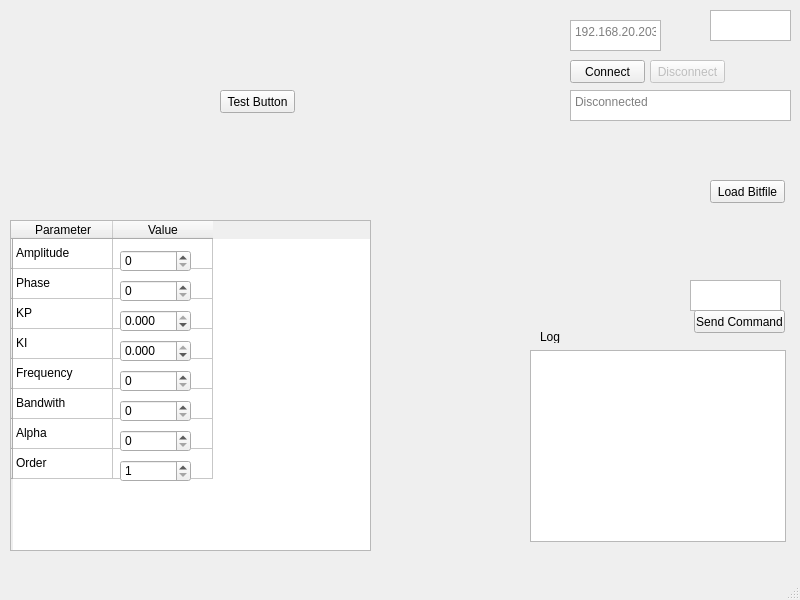
vhock/Phase-locked-Loop, file mainwindow.ui: the form before one commit.
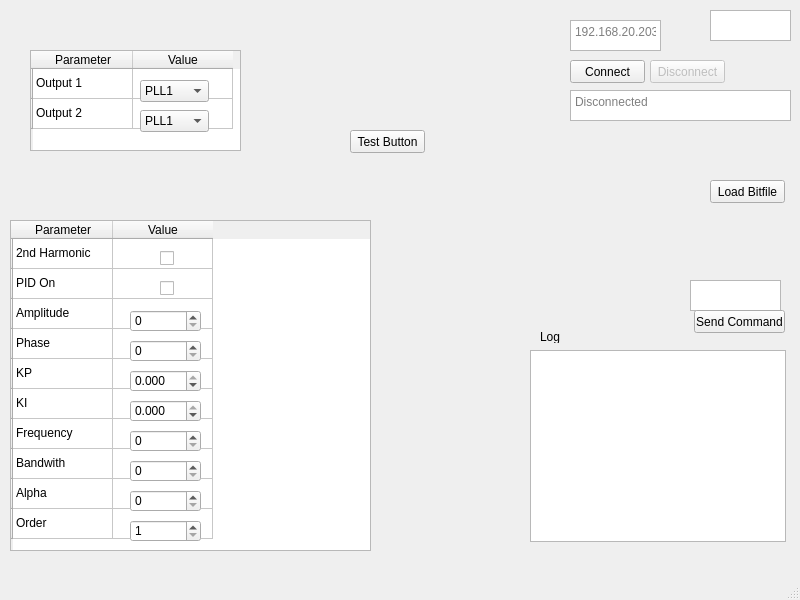
The form after the commit.

Commit message: add output selectors

Diff of the .ui file:
```diff
--- a/mainwindow.ui
+++ b/mainwindow.ui
@@ -124,8 +124,8 @@
    <widget class="QSpinBox" name="pll1_freq_box">
     <property name="geometry">
      <rect>
-      <x>120</x>
-      <y>370</y>
+      <x>130</x>
+      <y>430</y>
       <width>71</width>
       <height>22</height>
      </rect>
@@ -202,6 +202,16 @@
       <string/>
      </property>
     </row>
+    <row>
+     <property name="text">
+      <string/>
+     </property>
+    </row>
+    <row>
+     <property name="text">
+      <string/>
+     </property>
+    </row>
     <column>
      <property name="text">
       <string>Parameter</string>
@@ -213,41 +223,51 @@
      </property>
     </column>
     <item row="0" column="0">
+     <property name="text">
+      <string>2nd Harmonic</string>
+     </property>
+    </item>
+    <item row="1" column="0">
+     <property name="text">
+      <string>PID On</string>
+     </property>
+    </item>
+    <item row="2" column="0">
      <property name="text">
       <string>Amplitude</string>
      </property>
     </item>
-    <item row="1" column="0">
+    <item row="3" column="0">
      <property name="text">
       <string>Phase</string>
      </property>
     </item>
-    <item row="2" column="0">
+    <item row="4" column="0">
      <property name="text">
       <string>KP</string>
      </property>
     </item>
-    <item row="3" column="0">
+    <item row="5" column="0">
      <property name="text">
       <string>KI</string>
      </property>
     </item>
-    <item row="4" column="0">
+    <item row="6" column="0">
      <property name="text">
       <string>Frequency</string>
      </property>
     </item>
-    <item row="5" column="0">
+    <item row="7" column="0">
      <property name="text">
       <string>Bandwith</string>
      </property>
     </item>
-    <item row="6" column="0">
+    <item row="8" column="0">
      <property name="text">
       <string>Alpha</string>
      </property>
     </item>
-    <item row="7" column="0">
+    <item row="9" column="0">
      <property name="text">
       <string>Order</string>
      </property>
@@ -256,8 +276,8 @@
    <widget class="QDoubleSpinBox" name="pll1_kp_box">
     <property name="geometry">
      <rect>
-      <x>120</x>
-      <y>310</y>
+      <x>130</x>
+      <y>370</y>
       <width>71</width>
       <height>22</height>
      </rect>
@@ -278,8 +298,8 @@
    <widget class="QDoubleSpinBox" name="pll1_ki_box">
     <property name="geometry">
      <rect>
-      <x>120</x>
-      <y>340</y>
+      <x>130</x>
+      <y>400</y>
       <width>71</width>
       <height>22</height>
      </rect>
@@ -300,8 +320,8 @@
    <widget class="QSpinBox" name="pll1_phase_box">
     <property name="geometry">
      <rect>
-      <x>120</x>
-      <y>280</y>
+      <x>130</x>
+      <y>340</y>
       <width>71</width>
       <height>22</height>
      </rect>
@@ -316,8 +336,8 @@
    <widget class="QSpinBox" name="pll1_amplitude_box">
     <property name="geometry">
      <rect>
-      <x>120</x>
-      <y>250</y>
+      <x>130</x>
+      <y>310</y>
       <width>71</width>
       <height>22</height>
      </rect>
@@ -332,8 +352,8 @@
    <widget class="QSpinBox" name="pll1_bandwith_box">
     <property name="geometry">
      <rect>
-      <x>120</x>
-      <y>400</y>
+      <x>130</x>
+      <y>460</y>
       <width>71</width>
       <height>22</height>
      </rect>
@@ -348,8 +368,8 @@
    <widget class="QSpinBox" name="pll1_alpha_box">
     <property name="geometry">
      <rect>
-      <x>120</x>
-      <y>430</y>
+      <x>130</x>
+      <y>490</y>
       <width>71</width>
       <height>22</height>
      </rect>
@@ -364,8 +384,8 @@
    <widget class="QSpinBox" name="pll1_order_box">
     <property name="geometry">
      <rect>
-      <x>120</x>
-      <y>460</y>
+      <x>130</x>
+      <y>520</y>
       <width>71</width>
       <height>22</height>
      </rect>
@@ -396,8 +416,8 @@
    <widget class="QPushButton" name="pushButton">
     <property name="geometry">
      <rect>
-      <x>220</x>
-      <y>90</y>
+      <x>350</x>
+      <y>130</y>
       <width>75</width>
       <height>23</height>
      </rect>
@@ -406,6 +426,172 @@
      <string>Test Button</string>
     </property>
    </widget>
+   <widget class="QCheckBox" name="pll1_2nd_harm_cb">
+    <property name="geometry">
+     <rect>
+      <x>160</x>
+      <y>250</y>
+      <width>70</width>
+      <height>17</height>
+     </rect>
+    </property>
+    <property name="text">
+     <string/>
+    </property>
+   </widget>
+   <widget class="QCheckBox" name="pll1_pid_en_cb">
+    <property name="geometry">
+     <rect>
+      <x>160</x>
+      <y>280</y>
+      <width>70</width>
+      <height>17</height>
+     </rect>
+    </property>
+    <property name="text">
+     <string/>
+    </property>
+   </widget>
+   <widget class="QTableWidget" name="tableWidget_2">
+    <property name="geometry">
+     <rect>
+      <x>30</x>
+      <y>50</y>
+      <width>211</width>
+      <height>101</height>
+     </rect>
+    </property>
+    <row>
+     <property name="text">
+      <string/>
+     </property>
+    </row>
+    <row>
+     <property name="text">
+      <string/>
+     </property>
+    </row>
+    <column>
+     <property name="text">
+      <string>Parameter</string>
+     </property>
+    </column>
+    <column>
+     <property name="text">
+      <string>Value</string>
+     </property>
+    </column>
+    <item row="0" column="0">
+     <property name="text">
+      <string>Output 1</string>
+     </property>
+    </item>
+    <item row="1" column="0">
+     <property name="text">
+      <string>Output 2</string>
+     </property>
+    </item>
+   </widget>
+   <widget class="QComboBox" name="output1_combobox">
+    <property name="geometry">
+     <rect>
+      <x>140</x>
+      <y>80</y>
+      <width>69</width>
+      <height>22</height>
+     </rect>
+    </property>
+    <item>
+     <property name="text">
+      <string>PLL1</string>
+     </property>
+    </item>
+    <item>
+     <property name="text">
+      <string>PLL2</string>
+     </property>
+    </item>
+    <item>
+     <property name="text">
+      <string>PLL1 + PLL2</string>
+     </property>
+    </item>
+    <item>
+     <property name="text">
+      <string>PLL1 + IN2</string>
+     </property>
+    </item>
+    <item>
+     <property name="text">
+      <string>IN1</string>
+     </property>
+    </item>
+    <item>
+     <property name="text">
+      <string>IN2</string>
+     </property>
+    </item>
+    <item>
+     <property name="text">
+      <string>LI1_X</string>
+     </property>
+    </item>
+    <item>
+     <property name="text">
+      <string>LI2_Y</string>
+     </property>
+    </item>
+   </widget>
+   <widget class="QComboBox" name="output2_combobox">
+    <property name="geometry">
+     <rect>
+      <x>140</x>
+      <y>110</y>
+      <width>69</width>
+      <height>22</height>
+     </rect>
+    </property>
+    <item>
+     <property name="text">
+      <string>PLL1</string>
+     </property>
+    </item>
+    <item>
+     <property name="text">
+      <string>PLL2</string>
+     </property>
+    </item>
+    <item>
+     <property name="text">
+      <string>PLL1+PLL2</string>
+     </property>
+    </item>
+    <item>
+     <property name="text">
+      <string>PLL1+IN2</string>
+     </property>
+    </item>
+    <item>
+     <property name="text">
+      <string>IN1</string>
+     </property>
+    </item>
+    <item>
+     <property name="text">
+      <string>IN2</string>
+     </property>
+    </item>
+    <item>
+     <property name="text">
+      <string>LI1_X</string>
+     </property>
+    </item>
+    <item>
+     <property name="text">
+      <string>LI2_Y</string>
+     </property>
+    </item>
+   </widget>
    <zorder>tableWidget</zorder>
    <zorder>ipAddress</zorder>
    <zorder>connectButton</zorder>
@@ -426,6 +612,11 @@
    <zorder>pll1_order_box</zorder>
    <zorder>sendArbitraryCommandBtn</zorder>
    <zorder>pushButton</zorder>
+   <zorder>pll1_2nd_harm_cb</zorder>
+   <zorder>pll1_pid_en_cb</zorder>
+   <zorder>tableWidget_2</zorder>
+   <zorder>output1_combobox</zorder>
+   <zorder>output2_combobox</zorder>
   </widget>
   <widget class="QMenuBar" name="menubar">
    <property name="geometry">
```
The commit also changes 4 other files.
